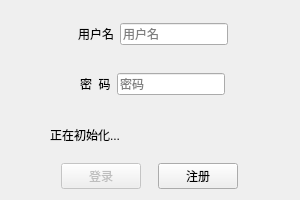
First picture: the form in Client/logindialog.ui, repository Psychim/Group5Pro, before the edit.
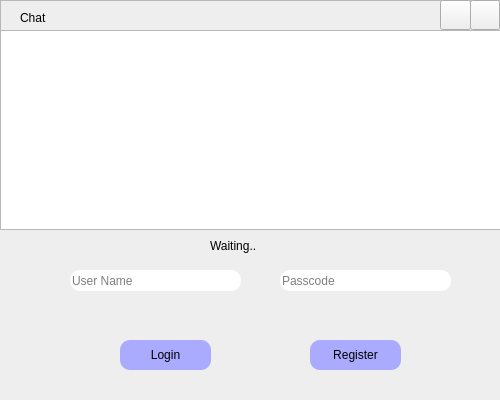
Second picture: the form after the edit. Icons and pictures are not drawn.

```diff
--- a/Client/logindialog.ui
+++ b/Client/logindialog.ui
@@ -6,8 +6,8 @@
    <rect>
     <x>0</x>
     <y>0</y>
-    <width>300</width>
-    <height>200</height>
+    <width>500</width>
+    <height>400</height>
    </rect>
   </property>
   <property name="sizePolicy">
@@ -18,130 +18,250 @@
   </property>
   <property name="minimumSize">
    <size>
-    <width>300</width>
-    <height>200</height>
+    <width>500</width>
+    <height>400</height>
    </size>
   </property>
   <property name="maximumSize">
    <size>
-    <width>300</width>
-    <height>200</height>
+    <width>500</width>
+    <height>400</height>
    </size>
   </property>
   <property name="windowTitle">
    <string>登录</string>
   </property>
   <property name="styleSheet">
-   <string notr="true">color: qconicalgradient(cx:0.5, cy:0.5, angle:0, stop:0 rgba(35, 40, 3, 255), stop:0.16 rgba(136, 106, 22, 255), stop:0.225 rgba(166, 140, 41, 255), stop:0.285 rgba(204, 181, 74, 255), stop:0.345 rgba(235, 219, 102, 255), stop:0.415 rgba(245, 236, 112, 255), stop:0.52 rgba(209, 190, 76, 255), stop:0.57 rgba(187, 156, 51, 255), stop:0.635 rgba(168, 142, 42, 255), stop:0.695 rgba(202, 174, 68, 255), stop:0.75 rgba(218, 202, 86, 255), stop:0.815 rgba(208, 187, 73, 255), stop:0.88 rgba(187, 156, 51, 255), stop:0.935 rgba(137, 108, 26, 255), stop:1 rgba(35, 40, 3, 255));</string>
+   <string notr="true">QDialog{
+	
+	
+	
+	background-color: rgb(238, 238, 238);
+	
+}</string>
   </property>
-  <layout class="QVBoxLayout" name="verticalLayout">
-   <property name="leftMargin">
-    <number>50</number>
+  <widget class="QPushButton" name="RegisterButton">
+   <property name="geometry">
+    <rect>
+     <x>310</x>
+     <y>340</y>
+     <width>91</width>
+     <height>30</height>
+    </rect>
    </property>
-   <property name="rightMargin">
-    <number>50</number>
+   <property name="sizePolicy">
+    <sizepolicy hsizetype="Fixed" vsizetype="Fixed">
+     <horstretch>0</horstretch>
+     <verstretch>0</verstretch>
+    </sizepolicy>
    </property>
-   <item>
-    <layout class="QFormLayout" name="formLayout">
-     <property name="formAlignment">
-      <set>Qt::AlignCenter</set>
-     </property>
-     <item row="0" column="0">
-      <widget class="QLabel" name="UsernameLabel">
+   <property name="styleSheet">
+    <string notr="true">QPushButton{border-radius:10px;
+font: 9pt &quot;Consolas&quot;;
+	background-color: rgb(170, 170, 255);
+}
+QPushButton:hover{
+background-color:rgba(100,255,100,100);
+border-color:rgba(255,225,255,200);
+color:rgba(0,0,0,200);
+}
+QPushButton:pressed{
+background-color:rgba(100,255,100,200);
+border-color:rgba(255,225,255,30);
+border-style:inset;
+color:rgba(0,0,0,100);
+}</string>
+   </property>
        <property name="text">
-        <string>用户名</string>
-       </property>
-      </widget>
-     </item>
-     <item row="0" column="1">
+    <string>Register</string>
+   </property>
+  </widget>
+  <widget class="QPushButton" name="LoginButton">
+   <property name="enabled">
+    <bool>true</bool>
+   </property>
+   <property name="geometry">
+    <rect>
+     <x>120</x>
+     <y>340</y>
+     <width>91</width>
+     <height>30</height>
+    </rect>
+   </property>
+   <property name="sizePolicy">
+    <sizepolicy hsizetype="Fixed" vsizetype="Fixed">
+     <horstretch>0</horstretch>
+     <verstretch>0</verstretch>
+    </sizepolicy>
+   </property>
+   <property name="styleSheet">
+    <string notr="true">QPushButton{border-radius:10px;
+font: 9pt &quot;Consolas&quot;;
+	background-color: rgb(170, 170, 255);
+}
+QPushButton:hover{
+background-color:rgba(100,255,100,100);
+border-color:rgba(255,225,255,200);
+color:rgba(0,0,0,200);
+}
+QPushButton:pressed{
+background-color:rgba(100,255,100,200);
+border-color:rgba(255,225,255,30);
+border-style:inset;
+color:rgba(0,0,0,100);
+}
+</string>
+   </property>
+   <property name="text">
+    <string>Login</string>
+   </property>
+  </widget>
+  <widget class="QLabel" name="StatusLabel">
+   <property name="geometry">
+    <rect>
+     <x>210</x>
+     <y>230</y>
+     <width>161</width>
+     <height>31</height>
+    </rect>
+   </property>
+   <property name="styleSheet">
+    <string notr="true">QLabel{
+	rgb(7, 7, 7)
+border-radius:10px;
+font: 9pt &quot;Consolas&quot;;
+}</string>
+   </property>
+   <property name="text">
+    <string>Waiting..</string>
+   </property>
+  </widget>
       <widget class="QLineEdit" name="UsernameLineEdit">
+   <property name="geometry">
+    <rect>
+     <x>70</x>
+     <y>270</y>
+     <width>171</width>
+     <height>21</height>
+    </rect>
+   </property>
        <property name="sizePolicy">
         <sizepolicy hsizetype="Fixed" vsizetype="Fixed">
          <horstretch>0</horstretch>
          <verstretch>0</verstretch>
         </sizepolicy>
        </property>
+   <property name="styleSheet">
+    <string notr="true">background-color: rgb(255, 255, 255);
+border-radius:10px;
+font: 9pt &quot;Consolas&quot;;</string>
+   </property>
        <property name="placeholderText">
-        <string>用户名</string>
-       </property>
-      </widget>
-     </item>
-    </layout>
-   </item>
-   <item>
-    <layout class="QFormLayout" name="formLayout_2">
-     <property name="labelAlignment">
-      <set>Qt::AlignCenter</set>
-     </property>
-     <property name="formAlignment">
-      <set>Qt::AlignCenter</set>
-     </property>
-     <item row="0" column="0">
-      <widget class="QLabel" name="PasswordLabel">
-       <property name="text">
-        <string>密  码</string>
-       </property>
-      </widget>
-     </item>
-     <item row="0" column="1">
+    <string>User Name</string>
+   </property>
+  </widget>
       <widget class="QLineEdit" name="PasswordLineEdit">
+   <property name="geometry">
+    <rect>
+     <x>280</x>
+     <y>270</y>
+     <width>171</width>
+     <height>21</height>
+    </rect>
+   </property>
        <property name="sizePolicy">
         <sizepolicy hsizetype="Fixed" vsizetype="Fixed">
          <horstretch>0</horstretch>
          <verstretch>0</verstretch>
         </sizepolicy>
        </property>
+   <property name="styleSheet">
+    <string notr="true">border-radius:10px;
+font: 9pt &quot;Consolas&quot;;</string>
+   </property>
        <property name="echoMode">
         <enum>QLineEdit::Password</enum>
        </property>
        <property name="placeholderText">
-        <string>密码</string>
-       </property>
-      </widget>
-     </item>
-    </layout>
-   </item>
-   <item>
-    <widget class="QLabel" name="StatusLabel">
-     <property name="text">
-      <string>正在初始化...</string>
-     </property>
-    </widget>
-   </item>
-   <item>
-    <layout class="QHBoxLayout" name="horizontalLayout">
-     <item>
-      <widget class="QPushButton" name="LoginButton">
-       <property name="enabled">
-        <bool>false</bool>
-       </property>
-       <property name="sizePolicy">
-        <sizepolicy hsizetype="Fixed" vsizetype="Fixed">
-         <horstretch>0</horstretch>
-         <verstretch>0</verstretch>
-        </sizepolicy>
-       </property>
+    <string>Passcode</string>
+   </property>
+  </widget>
+  <widget class="QListWidget" name="listWidget">
+   <property name="geometry">
+    <rect>
+     <x>0</x>
+     <y>30</y>
+     <width>501</width>
+     <height>200</height>
+    </rect>
+   </property>
+   <property name="styleSheet">
+    <string notr="true">background-image: url(:/new/icon/images/FqUdUKG3OWBOdEHBVrM4HQ9VqiBc.jpg);</string>
+   </property>
+  </widget>
+  <widget class="QFrame" name="frame">
+   <property name="geometry">
+    <rect>
+     <x>0</x>
+     <y>0</y>
+     <width>501</width>
+     <height>31</height>
+    </rect>
+   </property>
+   <property name="frameShape">
+    <enum>QFrame::StyledPanel</enum>
+   </property>
+   <property name="frameShadow">
+    <enum>QFrame::Raised</enum>
+   </property>
+   <widget class="QPushButton" name="pushButton">
+    <property name="geometry">
+     <rect>
+      <x>470</x>
+      <y>0</y>
+      <width>30</width>
+      <height>30</height>
+     </rect>
+    </property>
        <property name="text">
-        <string>登录</string>
-       </property>
-      </widget>
-     </item>
-     <item>
-      <widget class="QPushButton" name="RegisterButton">
-       <property name="sizePolicy">
-        <sizepolicy hsizetype="Fixed" vsizetype="Fixed">
-         <horstretch>0</horstretch>
-         <verstretch>0</verstretch>
-        </sizepolicy>
+     <string/>
+    </property>
+    <property name="icon">
+     <iconset resource="IconSources.qrc">
+      <normaloff>:/new/icon/images/close.png</normaloff>:/new/icon/images/close.png</iconset>
+    </property>
+   </widget>
+   <widget class="QPushButton" name="pushButton_2">
+    <property name="geometry">
+     <rect>
+      <x>440</x>
+      <y>0</y>
+      <width>31</width>
+      <height>30</height>
+     </rect>
        </property>
        <property name="text">
-        <string>注册</string>
-       </property>
-      </widget>
-     </item>
-    </layout>
-   </item>
-  </layout>
+     <string/>
+    </property>
+    <property name="icon">
+     <iconset resource="IconSources.qrc">
+      <normaloff>:/new/icon/images/minmin.png</normaloff>:/new/icon/images/minmin.png</iconset>
+    </property>
+   </widget>
+   <widget class="QLabel" name="label">
+    <property name="geometry">
+     <rect>
+      <x>20</x>
+      <y>10</y>
+      <width>72</width>
+      <height>16</height>
+     </rect>
+    </property>
+    <property name="text">
+     <string>Chat</string>
+    </property>
+   </widget>
+  </widget>
  </widget>
  <layoutdefault spacing="6" margin="11"/>
  <resources/>
```
Left out of the diff: 4 changed lines with no effect on the pictures. Lines whose indentation alone changed are shown as unchanged.
